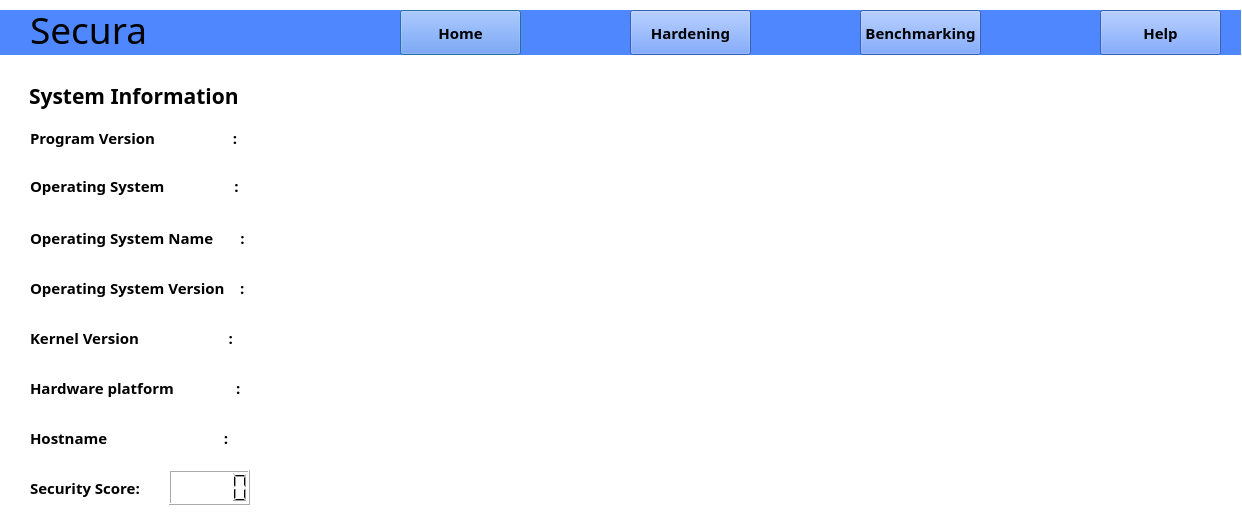
aadityakm113/UBSecure, file homescreen.ui: the form before one commit.
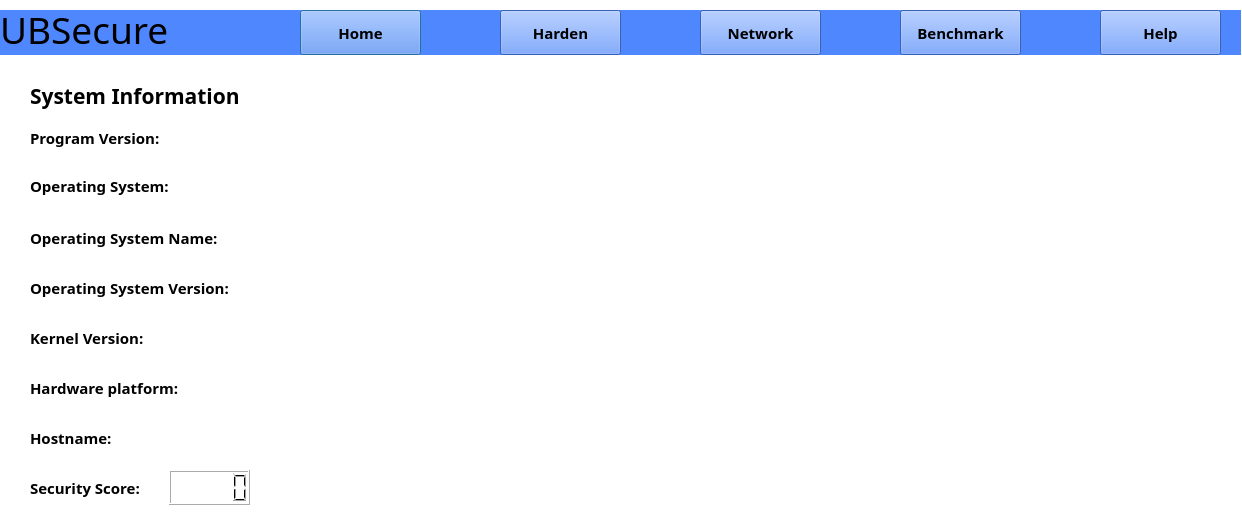
The form after the commit. Icons and pictures are not drawn.

```diff
--- a/homescreen.ui
+++ b/homescreen.ui
@@ -47,7 +47,7 @@
   <widget class="QPushButton" name="homebutton">
    <property name="geometry">
     <rect>
-     <x>400</x>
+     <x>300</x>
      <y>10</y>
      <width>121</width>
      <height>45</height>
@@ -72,7 +72,7 @@
   <widget class="QPushButton" name="hardeningbutton">
    <property name="geometry">
     <rect>
-     <x>630</x>
+     <x>500</x>
      <y>10</y>
      <width>121</width>
      <height>45</height>
@@ -91,13 +91,13 @@
 border-color: qlineargradient(spread:pad, x1:0, y1:0, x2:1, y2:0, stop:0 rgba(0, 0, 0, 255), stop:1 rgba(255, 255, 255, 255));</string>
    </property>
    <property name="text">
-    <string>Hardening</string>
+    <string>Harden</string>
    </property>
   </widget>
   <widget class="QPushButton" name="benchmarkingbuttton">
    <property name="geometry">
     <rect>
-     <x>860</x>
+     <x>900</x>
      <y>10</y>
      <width>121</width>
      <height>45</height>
@@ -116,13 +116,13 @@
 border-color: qlineargradient(spread:pad, x1:0, y1:0, x2:1, y2:0, stop:0 rgba(0, 0, 0, 255), stop:1 rgba(255, 255, 255, 255));</string>
    </property>
    <property name="text">
-    <string>Benchmarking</string>
+    <string>Benchmark</string>
    </property>
   </widget>
   <widget class="QLabel" name="titlelabel">
    <property name="geometry">
     <rect>
-     <x>30</x>
+     <x>0</x>
      <y>10</y>
      <width>181</width>
      <height>39</height>
@@ -141,7 +141,7 @@
 </string>
    </property>
    <property name="text">
-    <string>Secura</string>
+    <string>UBSecure</string>
    </property>
   </widget>
   <widget class="QPushButton" name="helpbutton">
@@ -203,9 +203,9 @@
   <widget class="QLabel" name="sysinfolabel">
    <property name="geometry">
     <rect>
-     <x>29</x>
+     <x>30</x>
      <y>70</y>
-     <width>251</width>
+     <width>250</width>
      <height>51</height>
     </rect>
    </property>
@@ -245,7 +245,7 @@
     </font>
    </property>
    <property name="text">
-    <string>Program Version                    :</string>
+    <string>Program Version:</string>
    </property>
   </widget>
   <widget class="QLabel" name="os">
@@ -266,7 +266,7 @@
     </font>
    </property>
    <property name="text">
-    <string>Operating System                  :</string>
+    <string>Operating System:</string>
    </property>
   </widget>
   <widget class="QLabel" name="osname">
@@ -287,7 +287,7 @@
     </font>
    </property>
    <property name="text">
-    <string>Operating System Name       :</string>
+    <string>Operating System Name:</string>
    </property>
   </widget>
   <widget class="QLabel" name="osversion">
@@ -308,7 +308,7 @@
     </font>
    </property>
    <property name="text">
-    <string>Operating System Version    :  </string>
+    <string>Operating System Version: </string>
    </property>
   </widget>
   <widget class="QLabel" name="kernelversion">
@@ -329,7 +329,7 @@
     </font>
    </property>
    <property name="text">
-    <string>Kernel Version                       :</string>
+    <string>Kernel Version:</string>
    </property>
   </widget>
   <widget class="QLabel" name="hardwareplatform">
@@ -350,7 +350,7 @@
     </font>
    </property>
    <property name="text">
-    <string>Hardware platform                :</string>
+    <string>Hardware platform:</string>
    </property>
   </widget>
   <widget class="QLabel" name="hostnamelabel">
@@ -371,15 +371,15 @@
     </font>
    </property>
    <property name="text">
-    <string>Hostname                              :</string>
+    <string>Hostname:</string>
    </property>
   </widget>
   <widget class="QLabel" name="progversioninput">
    <property name="geometry">
     <rect>
-     <x>450</x>
+     <x>460</x>
      <y>120</y>
-     <width>151</width>
+     <width>131</width>
      <height>31</height>
     </rect>
    </property>
@@ -390,9 +390,9 @@
   <widget class="QLabel" name="osinput">
    <property name="geometry">
     <rect>
-     <x>450</x>
+     <x>460</x>
      <y>170</y>
-     <width>151</width>
+     <width>131</width>
      <height>31</height>
     </rect>
    </property>
@@ -403,9 +403,9 @@
   <widget class="QLabel" name="osnameinput">
    <property name="geometry">
     <rect>
-     <x>450</x>
+     <x>460</x>
      <y>220</y>
-     <width>161</width>
+     <width>131</width>
      <height>31</height>
     </rect>
    </property>
@@ -416,9 +416,9 @@
   <widget class="QLabel" name="osversioninput">
    <property name="geometry">
     <rect>
-     <x>450</x>
+     <x>460</x>
      <y>270</y>
-     <width>151</width>
+     <width>131</width>
      <height>31</height>
     </rect>
    </property>
@@ -429,9 +429,9 @@
   <widget class="QLabel" name="kernelversioninput">
    <property name="geometry">
     <rect>
-     <x>450</x>
+     <x>460</x>
      <y>320</y>
-     <width>151</width>
+     <width>131</width>
      <height>31</height>
     </rect>
    </property>
@@ -442,9 +442,9 @@
   <widget class="QLabel" name="hardwareplatforminput">
    <property name="geometry">
     <rect>
-     <x>450</x>
+     <x>460</x>
      <y>370</y>
-     <width>151</width>
+     <width>131</width>
      <height>31</height>
     </rect>
    </property>
@@ -455,9 +455,9 @@
   <widget class="QLabel" name="hostnameinput">
    <property name="geometry">
     <rect>
-     <x>450</x>
+     <x>460</x>
      <y>420</y>
-     <width>151</width>
+     <width>131</width>
      <height>31</height>
     </rect>
    </property>
@@ -481,6 +481,31 @@
     <pixmap>../../SecuraUI/kk.jpg</pixmap>
    </property>
   </widget>
+  <widget class="QPushButton" name="homebutton_2">
+   <property name="geometry">
+    <rect>
+     <x>700</x>
+     <y>10</y>
+     <width>121</width>
+     <height>45</height>
+    </rect>
+   </property>
+   <property name="font">
+    <font>
+     <family>Segoe UI Semibold</family>
+     <pointsize>11</pointsize>
+     <weight>75</weight>
+     <bold>true</bold>
+    </font>
+   </property>
+   <property name="styleSheet">
+    <string notr="true">background-color: rgb(79, 135, 255);
+border-color: qlineargradient(spread:pad, x1:0, y1:0, x2:1, y2:0, stop:0 rgba(0, 0, 0, 255), stop:1 rgba(255, 255, 255, 255));</string>
+   </property>
+   <property name="text">
+    <string>Network</string>
+   </property>
+  </widget>
  </widget>
  <resources/>
  <connections/>
```
